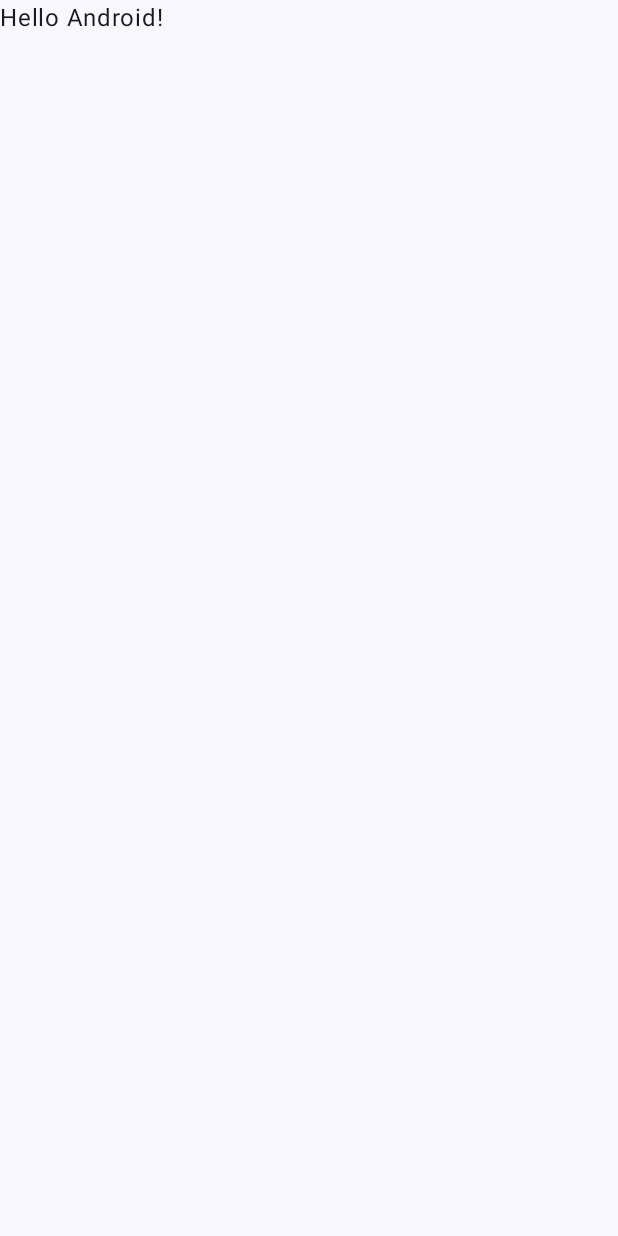
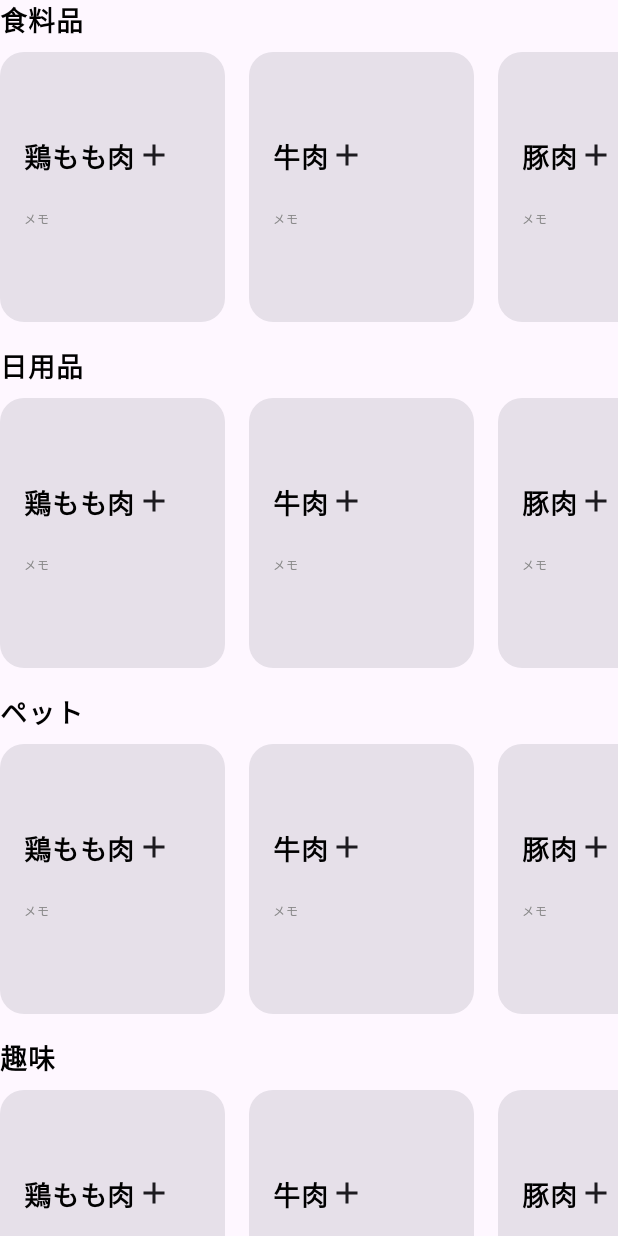
Before and after one commit to jun915-a/ShoppingListApp, an Android app built with Jetpack Compose: the screen it shows after launch (MainActivity), on a phone screen of 412 x 824 dp. Before the commit the screen is almost empty. Run offline under Robolectric (Android 15) with nearby library versions, the phone set to English and light mode, and no system bars.

Commit message:
Color修正

```diff
--- a/app/src/main/java/com/example/shoppinglistapp/MainActivity.kt
+++ b/app/src/main/java/com/example/shoppinglistapp/MainActivity.kt
@@ -4,13 +4,34 @@ import android.os.Bundle
 import androidx.activity.ComponentActivity
 import androidx.activity.compose.setContent
 import androidx.activity.enableEdgeToEdge
+import androidx.compose.foundation.layout.Arrangement
+import androidx.compose.foundation.layout.Column
+import androidx.compose.foundation.layout.PaddingValues
+import androidx.compose.foundation.layout.Row
+import androidx.compose.foundation.layout.Spacer
+import androidx.compose.foundation.layout.fillMaxHeight
 import androidx.compose.foundation.layout.fillMaxSize
+import androidx.compose.foundation.layout.fillMaxWidth
+import androidx.compose.foundation.layout.height
 import androidx.compose.foundation.layout.padding
+import androidx.compose.foundation.layout.width
+import androidx.compose.foundation.lazy.LazyColumn
+import androidx.compose.foundation.lazy.LazyRow
+import androidx.compose.foundation.lazy.items
+import androidx.compose.foundation.shape.RoundedCornerShape
+import androidx.compose.material.icons.Icons
+import androidx.compose.material.icons.filled.Add
+import androidx.compose.material3.Card
+import androidx.compose.material3.Icon
 import androidx.compose.material3.Scaffold
 import androidx.compose.material3.Text
 import androidx.compose.runtime.Composable
 import androidx.compose.ui.Modifier
+import androidx.compose.ui.graphics.Color
+import androidx.compose.ui.text.font.FontWeight
 import androidx.compose.ui.tooling.preview.Preview
+import androidx.compose.ui.unit.dp
+import androidx.compose.ui.unit.sp
 import com.example.shoppinglistapp.ui.theme.ShoppingListAppTheme
 
 class MainActivity : ComponentActivity() {
@@ -20,10 +41,7 @@ class MainActivity : ComponentActivity() {
         setContent {
             ShoppingListAppTheme {
                 Scaffold(modifier = Modifier.fillMaxSize()) { innerPadding ->
-                    Greeting(
-                        name = "Android",
-                        modifier = Modifier.padding(innerPadding)
-                    )
+                    ParentLayout(innerPadding)
                 }
             }
         }
@@ -31,17 +49,96 @@ class MainActivity : ComponentActivity() {
 }
 
 @Composable
-fun Greeting(name: String, modifier: Modifier = Modifier) {
-    Text(
-        text = "Hello $name!",
-        modifier = modifier
-    )
+fun ParentLayout(paddingValues: PaddingValues) {
+    val dummyCategory = listOf("食料品", "日用品", "ペット", "趣味", "洋服", "本")
+
+    Column(
+        modifier = Modifier
+            .fillMaxWidth()
+            .fillMaxHeight()
+            .padding(paddingValues),
+    ) {
+        LazyColumn(
+            modifier = Modifier
+                .fillMaxWidth()
+                .fillMaxHeight(),
+            verticalArrangement = Arrangement.spacedBy(16.dp)
+        ) {
+            items(dummyCategory) {
+                Text(
+                    text = it,
+                    fontSize = 18.sp,
+                    fontWeight = FontWeight.Bold,
+                    color = Color.Black
+                )
+                Spacer(modifier = Modifier.height(8.dp))
+                HorizontalScrollableCardList()
+            }
+        }
+    }
+}
+
+@Composable
+fun HorizontalScrollableCardList() {
+    val dummyItems = listOf("鶏もも肉", "牛肉", "豚肉", "魚", "野菜", "果物")
+
+    LazyRow(
+        modifier = Modifier
+            .fillMaxWidth(),
+        horizontalArrangement = Arrangement.spacedBy(16.dp)
+    ) {
+        items(dummyItems) { item ->//todo ダミーデータ差し替え
+            Card(item)
+        }
+    }
+}
+
+@Composable
+fun Card(item: String) {
+    Card(
+        modifier = Modifier
+            .width(150.dp)
+            .height(180.dp),
+        shape = RoundedCornerShape(16.dp)
+    ) {
+        Column(
+            modifier = Modifier
+                .padding(16.dp)
+                .fillMaxSize(),
+            verticalArrangement = Arrangement.Center
+        ) {
+
+            Row {
+                Text(
+                    text = item,
+                    fontSize = 18.sp,
+                    fontWeight = FontWeight.Bold,
+                    color = Color.Black
+                )
+                Icon(Icons.Default.Add, contentDescription = "Add")
+
+            }
+
+            Spacer(modifier = Modifier.height(8.dp))
+
+            Spacer(modifier = Modifier.height(8.dp))
+            Text(
+                text = "メモ",
+                fontSize = 8.sp,
+                color = Color.Gray
+            )
+
+        }
+
+    }
 }
 
 @Preview(showBackground = true)
 @Composable
-fun GreetingPreview() {
+fun Preview() {
     ShoppingListAppTheme {
-        Greeting("Android")
+        Scaffold(modifier = Modifier.fillMaxSize()) { innerPadding ->
+            ParentLayout(innerPadding)
+        }
     }
 }
--- a/app/src/main/java/com/example/shoppinglistapp/ui/theme/Color.kt
+++ b/app/src/main/java/com/example/shoppinglistapp/ui/theme/Color.kt
@@ -1,5 +1,6 @@
 package com.example.shoppinglistapp.ui.theme
 
+import android.hardware.lights.Light
 import androidx.compose.ui.graphics.Color
 
 val Purple80 = Color(0xFFD0BCFF)
@@ -9,3 +10,7 @@ val Pink80 = Color(0xFFEFB8C8)
 val Purple40 = Color(0xFF6650a4)
 val PurpleGrey40 = Color(0xFF625b71)
 val Pink40 = Color(0xFF7D5260)
+
+val LightGray = Color(0xFF667080)
+val Black = Color(0xFF000000)
+val White = Color(0xFFFFFFFF)
--- a/app/src/main/java/com/example/shoppinglistapp/ui/theme/Theme.kt
+++ b/app/src/main/java/com/example/shoppinglistapp/ui/theme/Theme.kt
@@ -11,16 +11,16 @@ import androidx.compose.material3.lightColorScheme
 import androidx.compose.runtime.Composable
 import androidx.compose.ui.platform.LocalContext
 
-private val DarkColorScheme = darkColorScheme(
-    primary = Purple80,
-    secondary = PurpleGrey80,
-    tertiary = Pink80
-)
+//private val DarkColorScheme = darkColorScheme(
+//    primary = Purple80,
+//    secondary = PurpleGrey80,
+//    tertiary = Pink80
+//)
 
 private val LightColorScheme = lightColorScheme(
-    primary = Purple40,
-    secondary = PurpleGrey40,
-    tertiary = Pink40
+    primary = LightGray,
+    secondary = White,
+    tertiary = Black
 
     /* Other default colors to override
     background = Color(0xFFFFFBFE),
@@ -40,15 +40,16 @@ fun ShoppingListAppTheme(
     dynamicColor: Boolean = true,
     content: @Composable () -> Unit
 ) {
-    val colorScheme = when {
-        dynamicColor && Build.VERSION.SDK_INT >= Build.VERSION_CODES.S -> {
-            val context = LocalContext.current
-            if (darkTheme) dynamicDarkColorScheme(context) else dynamicLightColorScheme(context)
-        }
-
-        darkTheme -> DarkColorScheme
-        else -> LightColorScheme
-    }
+    val colorScheme = LightColorScheme
+//        when {
+//        dynamicColor && Build.VERSION.SDK_INT >= Build.VERSION_CODES.S -> {
+//            val context = LocalContext.current
+//            if (darkTheme) dynamicDarkColorScheme(context) else dynamicLightColorScheme(context)
+//        }
+//
+//        darkTheme -> DarkColorScheme
+//        else -> LightColorScheme
+//    }
 
     MaterialTheme(
         colorScheme = colorScheme,
```
